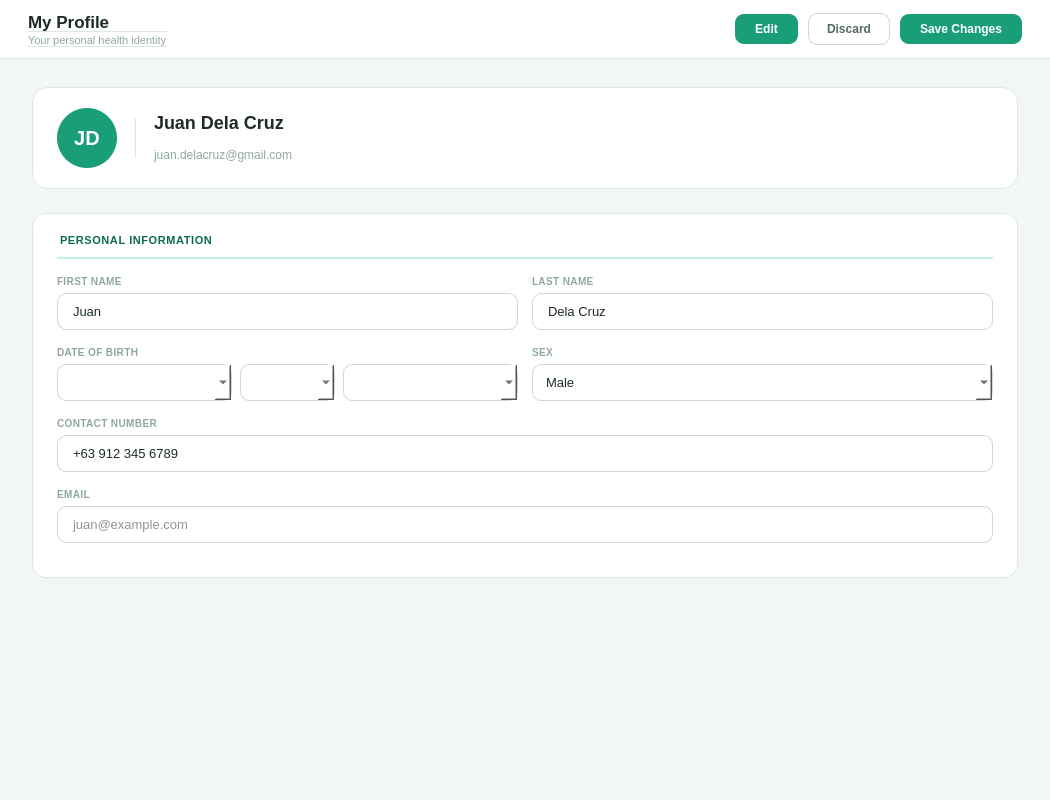
Before: the Qt Designer form src/ui/page_profile.ui in shasheenahdeeneillelumasag/CCC151---Group-Project, drawn with Qt 5.
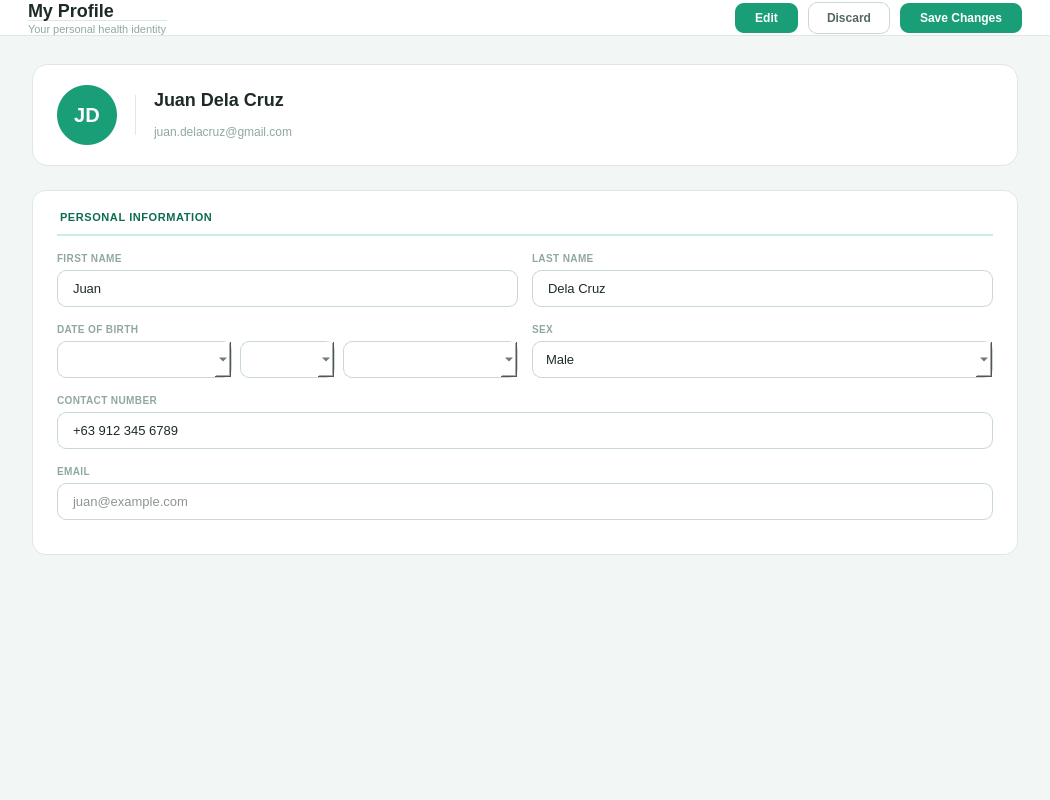
After: the same form once the commit is applied.

Commit message:
refactor: remove sidebar logo, standardize page headers
- Remove logoIcon from sidebar (unnecessary visual clutter)
- Increase HealthLink text to 17px for better readability
- Standardize all 7 page topbars to 62px fixed height
- Fix profile page inconsistent margins (12px -> 0px like others)
- Fix profile page title font to 18px (was 17px)

Patch:
```diff
--- a/src/ui/page_profile.ui
+++ b/src/ui/page_profile.ui
@@ -54,13 +54,13 @@
        <number>28</number>
       </property>
       <property name="topMargin">
-       <number>12</number>
+      <number>0</number>
       </property>
       <property name="rightMargin">
        <number>28</number>
       </property>
       <property name="bottomMargin">
-       <number>12</number>
+      <number>0</number>
       </property>
       <item>
        <layout class="QVBoxLayout">
@@ -70,7 +70,7 @@
         <item>
          <widget class="QLabel" name="pageTitle">
           <property name="styleSheet">
-           <string>QLabel { font-size: 17px; font-weight: bold; color: #1C2B25; }</string>
+           <string>QLabel { font-size: 18px; font-weight: bold; color: #1C2B25; }</string>
           </property>
           <property name="text">
            <string>My Profile</string>
```
Lines whose indentation alone changed are shown as unchanged. The commit also changes 5 other files.
